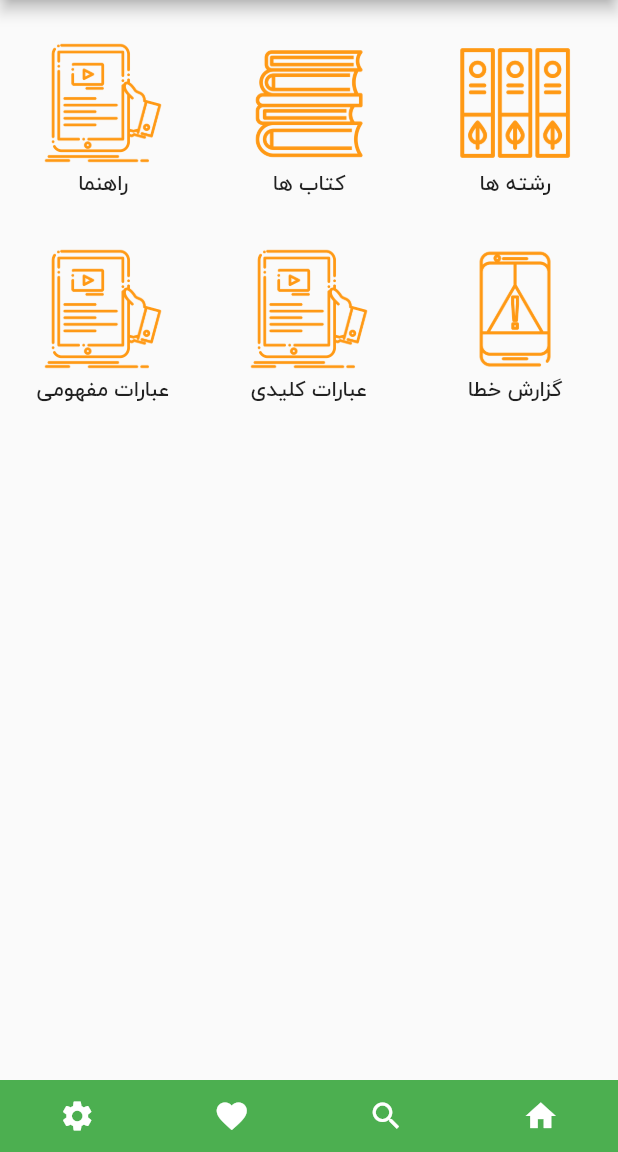
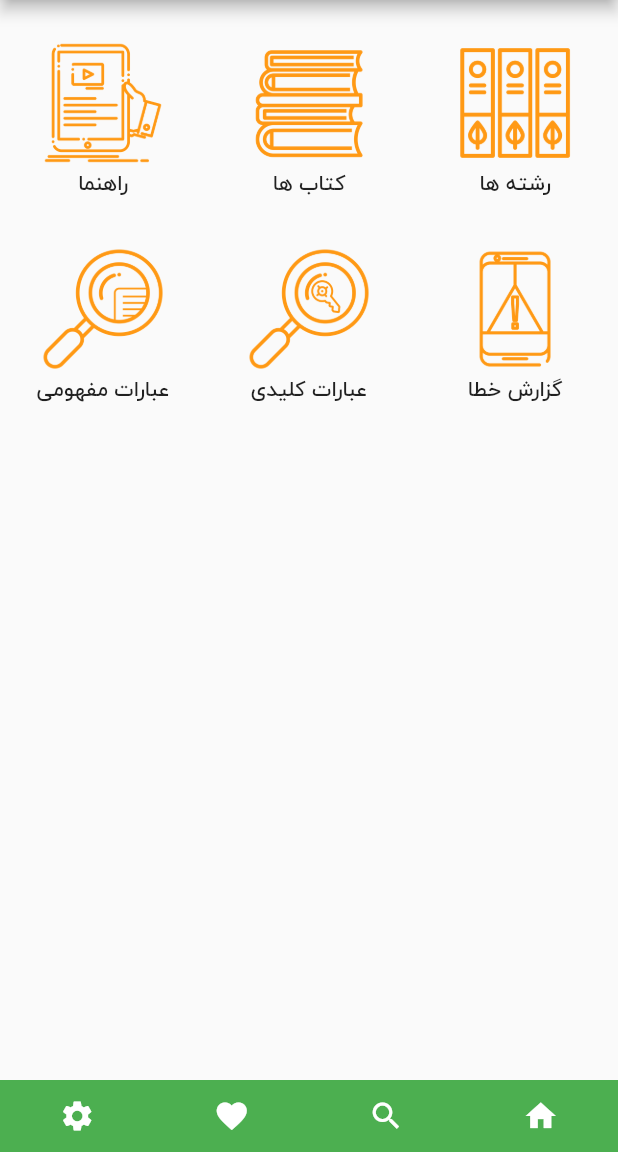
Before and after one commit to hamihoriyat/bookstoreAndroid, a Flutter app: the HomePage screen opened by its route, on a phone screen of 412 x 824 dp, the part 84-1236 px from its top. Run offline on Flutter 3.47's test engine with Material 2 defaults, Android fonts, the phone set to English and light mode, and no system bars; our stand-ins replace cached_network_image, carousel_pro.

Commit message:
change icon search

```diff
--- a/lib/pages/homePage.dart
+++ b/lib/pages/homePage.dart
@@ -190,7 +190,7 @@ class HomePage extends StatelessWidget {
                   Container(
                     // padding: EdgeInsets.all(1.0),
                     child: Image.asset(
-                      'assets/images/homePageIcon/icon-7.png',
+                      'assets/images/homePageIcon/search-1.png',
                       scale: 12.5,
                     ),
                     //,
@@ -218,7 +218,7 @@ class HomePage extends StatelessWidget {
                   Container(
                     // padding: EdgeInsets.all(1.0),
                     child: Image.asset(
-                      'assets/images/homePageIcon/icon-7.png',
+                      'assets/images/homePageIcon/search-2.png',
                       scale: 12.5,
                     ),
                     //,
--- a/pubspec.yaml
+++ b/pubspec.yaml
@@ -55,6 +55,8 @@ flutter:
     - assets/images/homePageIcon/icon-8.png
     - assets/images/homePageIcon/icon-9.png
     - assets/images/homePageIcon/icon-10.png
+    - assets/images/homePageIcon/search-1.png
+    - assets/images/homePageIcon/search-2.png
     - assets/images/loginpageLogo/logo.png
     - assets/images/bookPagePlaceHolder/placeHolder.png
 
```
Also changed, not shown: assets/images/homePageIcon/search-1.png (added), assets/images/homePageIcon/search-2.png (added).
